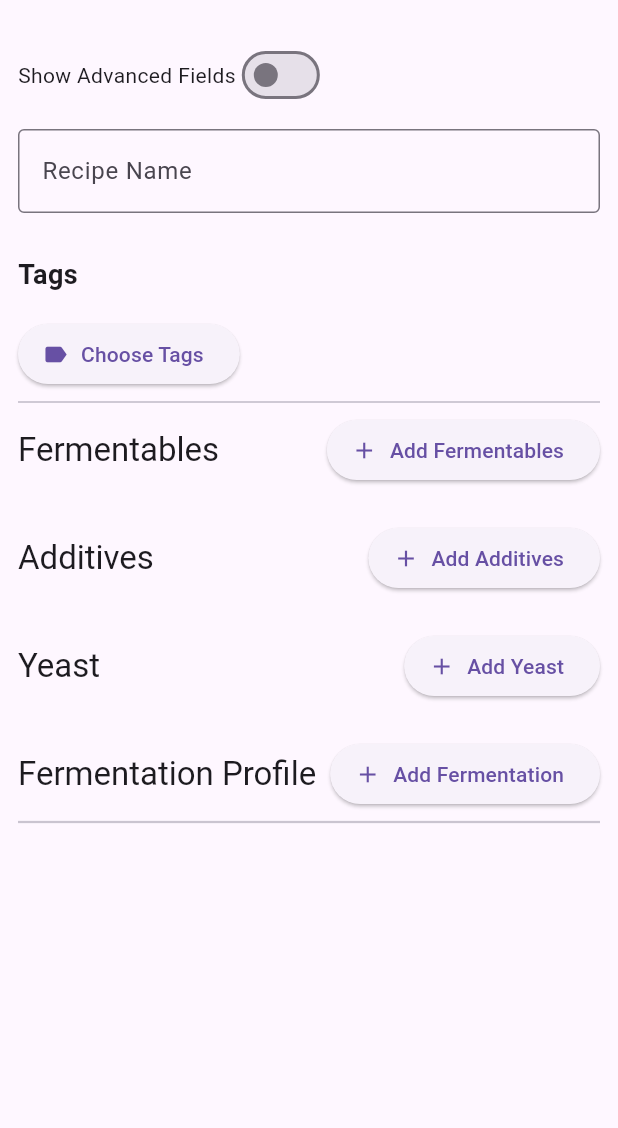
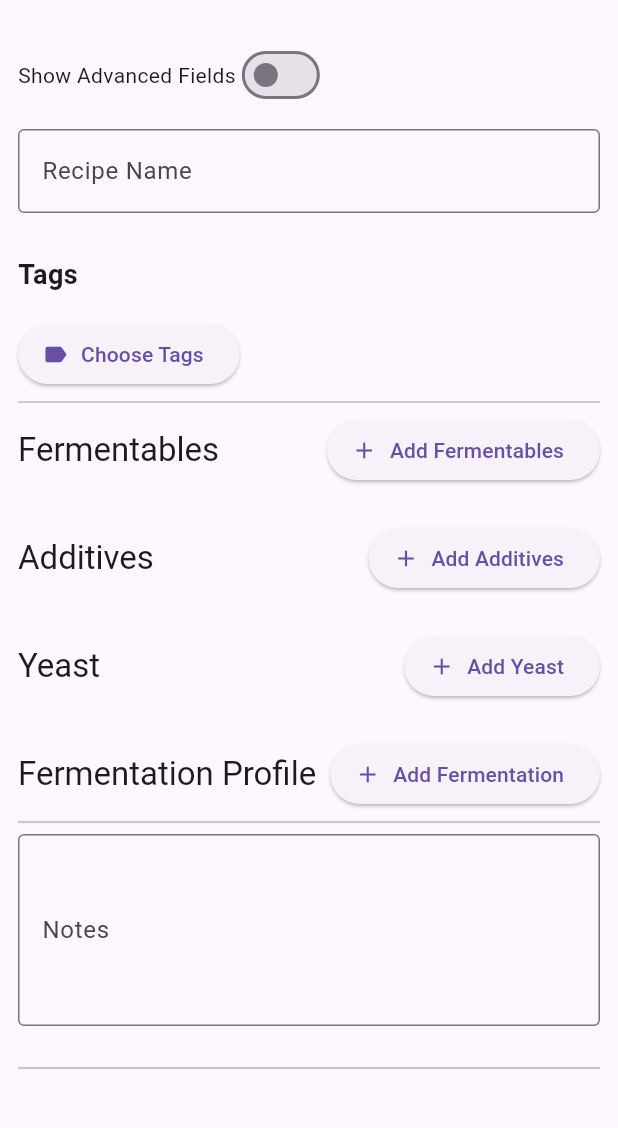
Before and after one commit to mrcrunchybeans/cider-craft, a Flutter app: the RecipeBuilderPage screen opened directly, on a phone screen of 412 x 824 dp, the part 63-1191 px from its top. Run offline on Flutter 3.47's test engine with Material 3 defaults, Android fonts, the phone set to English and light mode, and no system bars; our stand-ins replace hive, hive_flutter, logger; accounts and stored records are empty.

Commit message:
Added notes to recipes.

```diff
--- a/lib/models/recipe_model.dart
+++ b/lib/models/recipe_model.dart
@@ -35,6 +35,9 @@ class RecipeModel extends HiveObject {
   @HiveField(9)
   List<Map<String, dynamic>> yeast;
 
+  @HiveField(10)
+  String notes;
+
   RecipeModel({
     required this.name,
     required this.tags,
@@ -46,5 +49,7 @@ class RecipeModel extends HiveObject {
     required this.fermentables,
     required this.fermentationStages,
     required this.yeast,
+    this.notes = '',
+
   });
 }
--- a/lib/recipe_builder_page.dart
+++ b/lib/recipe_builder_page.dart
@@ -52,6 +52,7 @@ class _RecipeBuilderPageState extends State<RecipeBuilderPage> {
     if (widget.existingRecipe != null) {
       final recipe = widget.existingRecipe!;
       nameController.text = recipe.name;
+      notesController.text = recipe.notes;
       additives = List<Map<String, dynamic>>.from(recipe.additives);
       fermentables = List<Map<String, dynamic>>.from(recipe.fermentables);
       fermentationStages = List<Map<String, dynamic>>.from(recipe.fermentationStages);
@@ -123,6 +124,9 @@ class _RecipeBuilderPageState extends State<RecipeBuilderPage> {
     );
   }
 
+TextEditingController notesController = TextEditingController();
+
+
 void addYeast(Map<String, dynamic> y) {
   setState(() {
     yeast = [y]; // Only one yeast allowed, replace any existing
@@ -187,6 +191,8 @@ void editYeast() async {
               fermentables: fermentables,
               yeast: yeast,
               fermentationStages: fermentationStages,
+              notes: notesController.text.trim(),
+
             );
 
             final box = Hive.box<RecipeModel>('recipes');
@@ -450,6 +456,19 @@ void editYeast() async {
 
           const Divider(thickness: 1.5),
 
+                    TextFormField(
+            controller: notesController,
+            maxLines: 4,
+            decoration: const InputDecoration(
+              labelText: "Notes",
+              hintText: "Any extra information, comments, or observations",
+              border: OutlineInputBorder(),
+            ),
+          ),
+          const SizedBox(height: 20),
+
+          const Divider(thickness: 1.5),
+
   if (og != null || showAdvanced) ...[
     if (og != null)
       ListTile(
--- a/lib/recipe_detail_page.dart
+++ b/lib/recipe_detail_page.dart
@@ -99,7 +99,6 @@ class RecipeDetailPage extends StatelessWidget {
 
           const Divider(),
 
-
           const Text("Yeast", style: TextStyle(fontWeight: FontWeight.bold)),
           ...recipe.yeast.map((y) => ListTile(
             title: Text(y['name']),
@@ -107,7 +106,6 @@ class RecipeDetailPage extends StatelessWidget {
           )),
 
           const Divider(),
-
 
           const Text("Fermentation Profile", style: TextStyle(fontWeight: FontWeight.bold)),
           ...recipe.fermentationStages.map((stage) => ListTile(
@@ -120,6 +118,12 @@ class RecipeDetailPage extends StatelessWidget {
               ],
             ),
           )),
+
+          if (recipe.notes.trim().isNotEmpty) ...[
+            const Divider(),
+            const Text("Notes", style: TextStyle(fontWeight: FontWeight.bold)),
+            Text(recipe.notes),
+          ],
         ],
       ),
     );
```
Lines whose indentation alone changed are shown as unchanged.
